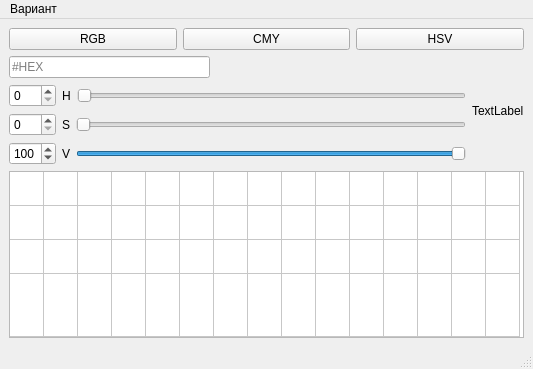
Old version of the form mainwindow.ui in the repository ilyaayana/lab_rabota_1.
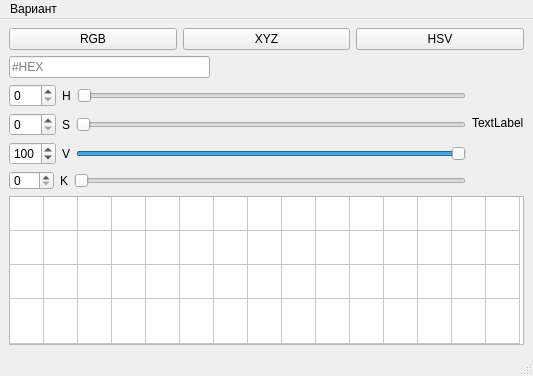
New version of the form.

The edit to the form file:
```diff
--- a/mainwindow.ui
+++ b/mainwindow.ui
@@ -27,7 +27,7 @@
       <item>
        <widget class="QPushButton" name="pb_ColMod2">
         <property name="text">
-         <string>CMY</string>
+         <string>XYZ</string>
         </property>
        </widget>
       </item>
@@ -172,6 +172,37 @@
             </item>
            </layout>
           </item>
+          <item>
+           <layout class="QHBoxLayout" name="horizontalLayout_7">
+            <item>
+             <widget class="QSpinBox" name="spinBox_4">
+              <property name="minimumSize">
+               <size>
+                <width>45</width>
+                <height>19</height>
+               </size>
+              </property>
+             </widget>
+            </item>
+            <item>
+             <widget class="QLabel" name="label_5">
+              <property name="enabled">
+               <bool>true</bool>
+              </property>
+              <property name="text">
+               <string>K</string>
+              </property>
+             </widget>
+            </item>
+            <item>
+             <widget class="QSlider" name="horizontalSlider_4">
+              <property name="orientation">
+               <enum>Qt::Horizontal</enum>
+              </property>
+             </widget>
+            </item>
+           </layout>
+          </item>
          </layout>
         </item>
        </layout>
```
Left out of the diff: 24 changed lines with no effect on the pictures.
